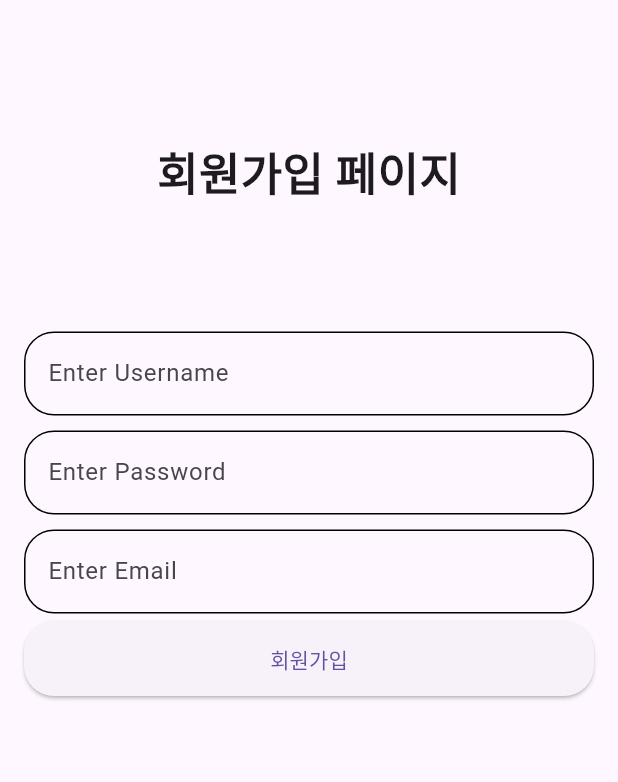
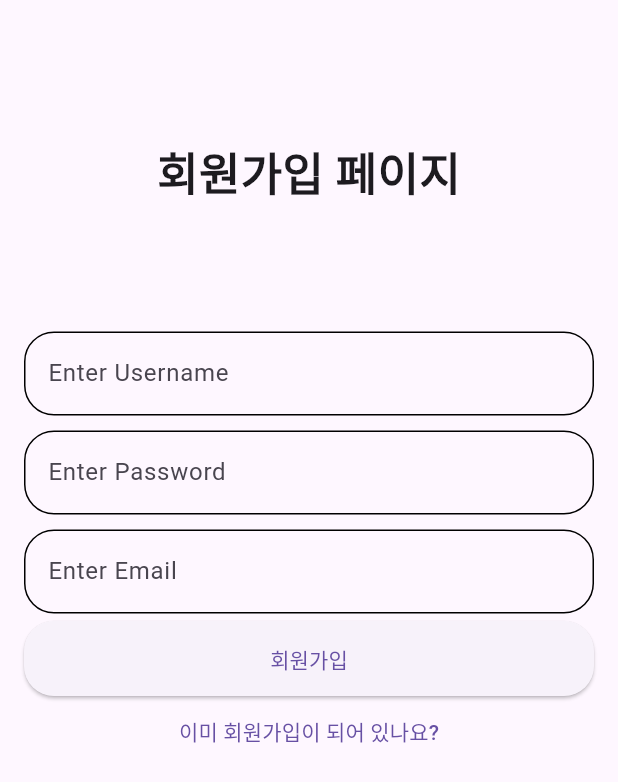
Before and after one commit to YHYELIM/flutter-getx-practice, a Flutter app: the JoinPage screen opened directly, on a phone screen of 412 x 824 dp. Shown: the top 782 px of the screen. Run offline on Flutter 3.47's test engine with Material 3 defaults, Android fonts, the light colour scheme and no system bars; our stand-ins replace get, validators.

```diff
--- a/lib/getx_blog/components/custom_text_area.dart
+++ b/lib/getx_blog/components/custom_text_area.dart
@@ -3,8 +3,9 @@ import 'package:flutter/material.dart';
 class CustomTextArea extends StatelessWidget {
   final String hint;
   final funValidator;
+  final String? value;
 
-  const CustomTextArea({required this.hint, required this.funValidator});
+  const CustomTextArea({required this.hint, required this.funValidator, this.value});
 
   @override
   Widget build(BuildContext context) {
@@ -12,6 +13,7 @@ class CustomTextArea extends StatelessWidget {
       padding: const EdgeInsets.symmetric(vertical: 5),
       child: TextFormField(
         maxLines: 10,
+        initialValue: value ?? "",
         validator: funValidator,
         obscureText: hint=='Password'?true:false,
         decoration: InputDecoration(
--- a/lib/getx_blog/components/custom_text_form_field.dart
+++ b/lib/getx_blog/components/custom_text_form_field.dart
@@ -3,19 +3,26 @@ import 'package:flutter/material.dart';
 class CustomTextFormField extends StatelessWidget {
   final String hint;
   final funValidator;
+  final String? value;
 
-  const CustomTextFormField({required this.hint, required this.funValidator});
+  const CustomTextFormField({
+    required this.hint,
+    required this.funValidator,
+    this.value,
+  });
 
   @override
   Widget build(BuildContext context) {
     return Padding(
       padding: const EdgeInsets.symmetric(vertical: 5),
       child: TextFormField(
+        initialValue: value ?? "",
         // 함수를 외부에서 받아야함 -> validation 체크해야할 값들이 다르기때문
         validator: funValidator,
-        obscureText: hint=='Password'?true:false,
+        obscureText: hint == 'Password' ? true : false,
         decoration: InputDecoration(
-          hintText: "Enter ${hint}", // 변수 넣을때 문자열 안에 넣는게 좋다 -> null 안정성
+          hintText: "Enter ${hint}",
+          // 변수 넣을때 문자열 안에 넣는게 좋다 -> null 안정성
           enabledBorder: OutlineInputBorder(
             borderRadius: BorderRadius.circular(20),
           ),
--- a/lib/getx_blog/pages/post/home_page.dart
+++ b/lib/getx_blog/pages/post/home_page.dart
@@ -75,7 +75,9 @@ class HomePage extends StatelessWidget {
               ),
               Divider(),
               TextButton(
-                onPressed: () {},
+                onPressed: () {
+                  Get.to(UserInfoPage());
+                },
                 child: Text(
                   '로그아웃',
                   style: TextStyle(
--- a/lib/getx_blog/pages/user/join_page.dart
+++ b/lib/getx_blog/pages/user/join_page.dart
@@ -48,8 +48,11 @@ class JoinPage extends StatelessWidget {
             hint: 'Username',
             funValidator: validateUsername(),
           ),
-          CustomTextFormField(hint: 'Password', funValidator: validatePassword()),
-          CustomTextFormField(hint: 'Email',funValidator: validateEmail()),
+          CustomTextFormField(
+            hint: 'Password',
+            funValidator: validatePassword(),
+          ),
+          CustomTextFormField(hint: 'Email', funValidator: validateEmail()),
           CustomElevatedButton(
             text: '회원가입',
             funPageRoute: () {
@@ -58,6 +61,12 @@ class JoinPage extends StatelessWidget {
               }
             },
           ),
+          TextButton(
+            onPressed: () {
+              Get.to(LoginPage());
+            },
+            child: Text("이미 회원가입이 되어 있나요?"),
+          ),
         ],
       ),
     );
--- a/lib/getx_blog/pages/user/login_page.dart
+++ b/lib/getx_blog/pages/user/login_page.dart
@@ -10,6 +10,7 @@ import '../../components/custon_elevated_button.dart';
 
 class LoginPage extends StatelessWidget {
   final _formKey = GlobalKey<FormState>();
+
   @override
   Widget build(BuildContext context) {
     return Scaffold(
@@ -37,8 +38,14 @@ class LoginPage extends StatelessWidget {
       key: _formKey,
       child: Column(
         children: [
-          CustomTextFormField(hint: 'Username', funValidator: validateUsername(),),
-          CustomTextFormField(hint: 'Password',funValidator: validatePassword(),),
+          CustomTextFormField(
+            hint: 'Username',
+            funValidator: validateUsername(),
+          ),
+          CustomTextFormField(
+            hint: 'Password',
+            funValidator: validatePassword(),
+          ),
           CustomElevatedButton(
             text: '로그인',
             funPageRoute: () {
@@ -47,6 +54,12 @@ class LoginPage extends StatelessWidget {
               }
             },
           ),
+          TextButton(
+            onPressed: () {
+              Get.to(JoinPage());
+            },
+            child: Text("아직 회원가입이 안되어 있나요?"),
+          ),
         ],
       ),
     );
```
Also changed, not shown: lib/getx_blog/pages/post/update_page.dart (+35 -1 lines).
